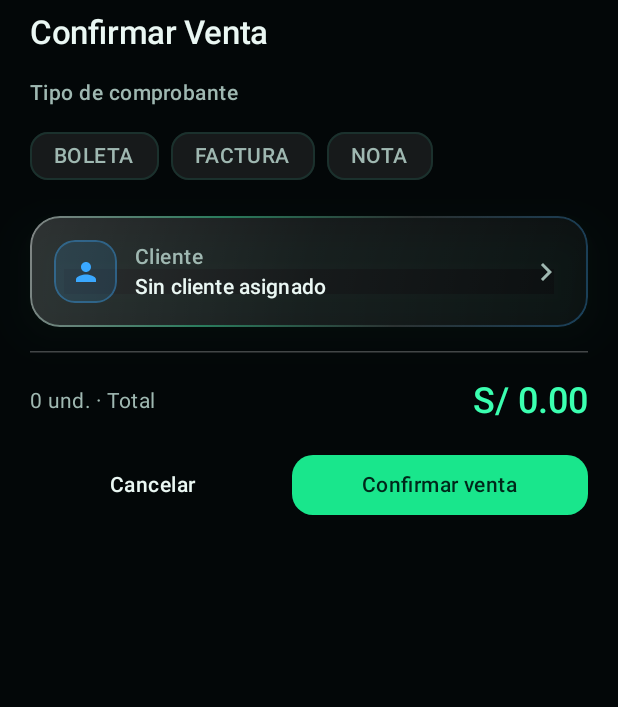
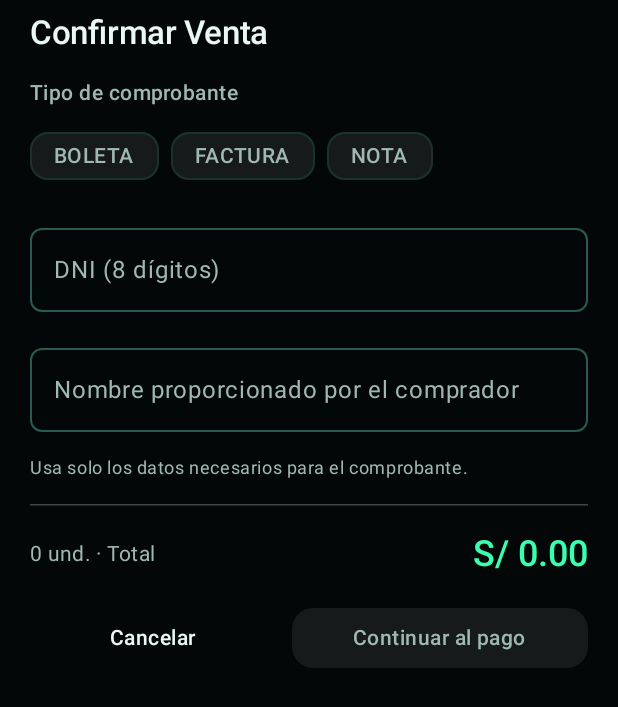
Before and after one commit to Jonas26-hash/app_maranatha_store, an Android app built with Jetpack Compose: the composable CheckoutVentaContent called with empty values, on a phone screen of 412 x 824 dp. Shown: the top 707 px of the screen. Run offline under Robolectric (Android 15) with nearby library versions, the phone set to English and light mode, and no system bars.

Commit message:
facturacion movil

```diff
--- a/shared/build.gradle.kts
+++ b/shared/build.gradle.kts
@@ -56,6 +56,7 @@ kotlin {
             implementation(libs.compose.ui.tooling)
             api(libs.koin.android)
             implementation(libs.ktor.client.okhttp)
+            implementation("com.google.zxing:core:3.5.3")
         }
 
         iosMain.dependencies {
--- a/shared/src/commonMain/kotlin/com/maranathastore/app/data/remote/HttpClientFactory.kt
+++ b/shared/src/commonMain/kotlin/com/maranathastore/app/data/remote/HttpClientFactory.kt
@@ -52,7 +52,7 @@ fun crearHttpClient(
     }
 
     install(Logging) {
-        level = LogLevel.INFO
+        level = LogLevel.NONE
         sanitizeHeader { header ->
             header.equals(HttpHeaders.Authorization, ignoreCase = true)
         }
--- a/shared/src/commonMain/kotlin/com/maranathastore/app/di/AppModule.kt
+++ b/shared/src/commonMain/kotlin/com/maranathastore/app/di/AppModule.kt
@@ -5,6 +5,7 @@ import com.maranathastore.app.data.tema.GestorTema
 import com.maranathastore.app.data.remote.AuthApi
 import com.maranathastore.app.data.remote.AuthRepositorioRemoto
 import com.maranathastore.app.data.remote.ClienteApi
+import com.maranathastore.app.data.remote.FacturacionApi
 import com.maranathastore.app.data.remote.MaranathaAiApi
 import com.maranathastore.app.data.remote.ProductoApi
 import com.maranathastore.app.data.remote.VentaApi
@@ -51,6 +52,7 @@ val dataModule = module {
     single { ClienteApi(get()) }
 
     single { VentaApi(get()) }
+    single { FacturacionApi(get()) }
     single<com.maranathastore.app.domain.venta.VentaRepository> { com.maranathastore.app.domain.venta.VentaRepositorioRemoto(get()) }
 
     single { MaranathaAiApi(get()) }
@@ -63,7 +65,7 @@ val presentationModule = module {
     viewModel { InventarioViewModel(get()) }
     viewModel { SalesViewModel() }
     viewModel { ClientesViewModel(get()) }
-    viewModel { NuevaVentaViewModel(get(), get(), get()) }
+    viewModel { NuevaVentaViewModel(get(), get<FacturacionApi>(), get()) }
     viewModel { HistorialVentasViewModel(get()) }
     viewModel { ReportesViewModel(get(), get()) }
     viewModel { MaranathaAIViewModel(get()) }
--- a/shared/src/commonMain/kotlin/com/maranathastore/app/presentation/ventas/NuevaVentaScreen.kt
+++ b/shared/src/commonMain/kotlin/com/maranathastore/app/presentation/ventas/NuevaVentaScreen.kt
@@ -6,6 +6,13 @@ import androidx.compose.animation.fadeOut
 import androidx.compose.animation.slideInVertically
 import androidx.compose.animation.slideOutVertically
 import androidx.compose.foundation.background
+import androidx.compose.foundation.rememberScrollState
+import androidx.compose.foundation.verticalScroll
+import androidx.compose.foundation.layout.imePadding
+import androidx.compose.material3.AlertDialog
+import com.maranathastore.app.data.remote.VentaDto
+import androidx.compose.material3.Checkbox
+import androidx.compose.material3.OutlinedTextField
 import androidx.compose.foundation.layout.Arrangement
 import androidx.compose.foundation.layout.Box
 import androidx.compose.foundation.layout.Column
@@ -88,6 +95,8 @@ fun NuevaVentaScreen() {
     var busqueda by remember { mutableStateOf("") }
     var productoParaCantidad by remember { mutableStateOf<Producto?>(null) }
     var mostrarCheckout by remember { mutableStateOf(false) }
+    var mostrarPago by remember { mutableStateOf(false) }
+    var comprobante by remember { mutableStateOf<VentaDto?>(null) }
     val snackbarHostState = remember { SnackbarHostState() }
     val scope = rememberCoroutineScope()
     val sheetState = rememberModalBottomSheetState(skipPartiallyExpanded = true)
@@ -96,6 +105,8 @@ fun NuevaVentaScreen() {
         when (val aviso = uiState.aviso) {
             is AvisoVentaUi.Exito -> {
                 mostrarCheckout = false
+                mostrarPago = false
+                comprobante = aviso.venta
                 snackbarHostState.showSnackbar(aviso.mensaje)
                 vm.limpiarAviso()
             }
@@ -331,15 +342,18 @@ fun NuevaVentaScreen() {
             dragHandle = { Box(Modifier.padding(vertical = 10.dp).size(width = 42.dp, height = 4.dp).background(LiquidGlass.Borde, RoundedCornerShape(2.dp))) }
         ) {
             CheckoutVentaContent(
-                clientes = uiState.clientes,
-                clienteId = uiState.clienteId,
+                estado = uiState,
                 tipoComprobante = uiState.tipoComprobante,
                 total = total,
                 unidades = unidades,
                 enviando = uiState.enviando,
-                onClienteChange = vm::setClienteId,
+                onDocumento = vm::setDocumento,
+                onNombre = vm::setNombre,
+                onDireccion = vm::setDireccionFiscal,
+                onConsultar = vm::consultarRuc,
+                onPago = vm::confirmarPago,
                 onTipoComprobanteChange = vm::setTipoComprobante,
-                onConfirmar = { vm.enviar() },
+                onConfirmar = { mostrarCheckout = false; mostrarPago = true },
                 onCancelar = {
                     if (!uiState.enviando) {
                         scope.launch { sheetState.hide() }.invokeOnCompletion { mostrarCheckout = false }
@@ -348,28 +362,57 @@ fun NuevaVentaScreen() {
             )
         }
     }
+    if (mostrarPago) {
+        AlertDialog(
+            onDismissRequest = { if (!uiState.enviando) { mostrarPago = false; vm.confirmarPago(false) } },
+            containerColor = LiquidGlass.SuperficieDialogo,
+            title = { Text("Confirmar pago", color = LiquidGlass.Texto) },
+            text = {
+                Column(verticalArrangement = Arrangement.spacedBy(12.dp)) {
+                    Text("Total S/ ${formatearMonto(total)}", color = LiquidGlass.VerdeNeon, style = MaterialTheme.typography.headlineSmall)
+                    Text("Efectivo", color = LiquidGlass.Texto)
+                    Row(verticalAlignment = Alignment.CenterVertically) {
+                        Checkbox(checked = uiState.pagoConfirmado, onCheckedChange = vm::confirmarPago, enabled = !uiState.enviando && !uiState.requiereRevision)
+                        Text("Confirmo que recibí el pago", color = LiquidGlass.Texto)
+                    }
+                    if (uiState.requiereRevision) Text("Revisa el historial antes de repetir la operación.", color = LiquidGlass.Peligro)
+                }
+            },
+            confirmButton = { Button(onClick = vm::enviar, enabled = uiState.pagoConfirmado && !uiState.enviando && !uiState.requiereRevision) { Text(if (uiState.enviando) "Registrando..." else "Confirmar venta") } },
+            dismissButton = { TextButton(enabled = !uiState.enviando, onClick = { mostrarPago = false; vm.confirmarPago(false); mostrarCheckout = true }) { Text("Volver") } }
+        )
+    }
+    comprobante?.let { venta -> SelectorComprobante(venta, onCerrar = { comprobante = null }, cargarEstado = vm::estadoFiscal, cargarComprobante = vm::comprobanteLocal) }
+
 }
 
 @Composable
 private fun CheckoutVentaContent(
-    clientes: List<ClienteDto>,
-    clienteId: Long?,
+    estado: NuevaVentaUiState,
     tipoComprobante: String,
     total: Double,
     unidades: Int,
     enviando: Boolean,
-    onClienteChange: (Long?) -> Unit,
+    onDocumento: (String) -> Unit,
+    onNombre: (String) -> Unit,
+    onDireccion: (String) -> Unit,
+    onConsultar: () -> Unit,
+    onPago: (Boolean) -> Unit,
     onTipoComprobanteChange: (String) -> Unit,
     onConfirmar: () -> Unit,
     onCancelar: () -> Unit
 ) {
-    var menuCliente by remember { mutableStateOf(false) }
-    val clienteSeleccionado = clientes.firstOrNull { it.id == clienteId }
+    val editable = !enviando && !estado.consultando && !estado.requiereRevision
+    val factura = tipoComprobante == "FACTURA"
+    val nota = tipoComprobante == "NOTA_PEDIDO"
+    val datosValidos = nota || (estado.documento.length == (if (factura) 11 else 8) && estado.nombre.isNotBlank())
 
     Column(
         modifier = Modifier
             .fillMaxWidth()
             .navigationBarsPadding()
+            .imePadding()
+            .verticalScroll(rememberScrollState())
             .padding(horizontal = 20.dp, vertical = 8.dp),
         verticalArrangement = Arrangement.spacedBy(16.dp)
     ) {
@@ -386,87 +429,41 @@ private fun CheckoutVentaContent(
                 color = LiquidGlass.TextoSuave
             )
             Row(horizontalArrangement = Arrangement.spacedBy(8.dp)) {
-                listOf("BOLETA", "FACTURA", "NOTA").forEach { tipo ->
+                listOf("BOLETA", "FACTURA", "NOTA_PEDIDO").forEach { tipo ->
                     GlassChip(
-                        label = tipo,
+                        label = if (tipo == "NOTA_PEDIDO") "NOTA" else tipo,
                         selected = tipoComprobante == tipo,
                         onClick = { if (!enviando) onTipoComprobanteChange(tipo) },
-                        enabled = !enviando
+                        enabled = editable
                     )
                 }
             }
         }
 
-        Box {
-            GlassCard(
-                modifier = Modifier.fillMaxWidth(),
-                onClick = { if (!enviando) menuCliente = true },
-                contentPadding = PaddingValues(16.dp)
-            ) {
-                Row(
-                    modifier = Modifier.fillMaxWidth(),
-                    verticalAlignment = Alignment.CenterVertically,
-                    horizontalArrangement = Arrangement.spacedBy(12.dp)
-                ) {
-                    GlassIconTile(
-                        icon = Icons.Default.Person,
-                        tint = LiquidGlass.Azul,
-                        container = LiquidGlass.Azul.copy(alpha = 0.12f),
-                        size = 42
-                    )
-                    Column(modifier = Modifier.weight(1f)) {
-                        Text(
-                            text = "Cliente",
-                            style = MaterialTheme.typography.labelLarge,
-                            color = LiquidGlass.TextoSuave
-                        )
-                        Text(
-                            text = clienteSeleccionado?.let {
-                                listOfNotNull(it.nombre, it.apellido)
-                                    .joinToString(" ")
-                                    .ifBlank { "Cliente #${it.id}" }
-                            } ?: "Sin cliente asignado",
-                            style = MaterialTheme.typography.titleSmall,
-                            color = LiquidGlass.Texto,
-                            maxLines = 1,
-                            overflow = TextOverflow.Ellipsis
-                        )
-                    }
-                    Icon(
-                        imageVector = Icons.Default.ChevronRight,
-                        contentDescription = null,
-                        tint = LiquidGlass.TextoSuave
-                    )
-                }
+        if (!nota) {
+            OutlinedTextField(value = estado.documento, onValueChange = onDocumento,
+                label = { Text(if (factura) "RUC (11 dígitos)" else "DNI (8 dígitos)") },
+                singleLine = true, enabled = editable, modifier = Modifier.fillMaxWidth(),
+                keyboardOptions = KeyboardOptions(keyboardType = KeyboardType.Number))
+            if (factura) {
+                Button(onClick = onConsultar, enabled = editable && estado.documento.length == 11,
+                    modifier = Modifier.fillMaxWidth()) { Text(if (estado.consultando) "Consultando..." else "Consultar RUC") }
             }
-
-            DropdownMenu(
-                expanded = menuCliente,
-                onDismissRequest = { menuCliente = false }
-            ) {
-                DropdownMenuItem(
-                    text = { Text("Sin cliente asignado") },
-                    onClick = {
-                        onClienteChange(null)
-                        menuCliente = false
-                    }
-                )
-                clientes.forEach { cliente ->
-                    DropdownMenuItem(
-                        text = {
-                            Text(
-                                listOfNotNull(cliente.nombre, cliente.apellido)
-                                    .joinToString(" ")
-                                    .ifBlank { "Cliente #${cliente.id}" }
-                            )
-                        },
-                        onClick = {
-                            onClienteChange(cliente.id)
-                            menuCliente = false
-                        }
-                    )
-                }
+            OutlinedTextField(value = estado.nombre, onValueChange = onNombre,
+                label = { Text(if (factura) "Razón social" else "Nombre proporcionado por el comprador") },
+                enabled = editable, modifier = Modifier.fillMaxWidth())
+            if (factura) {
+                OutlinedTextField(value = estado.direccionFiscal, onValueChange = onDireccion,
+                    label = { Text("Dirección fiscal") }, enabled = editable,
+                    modifier = Modifier.fillMaxWidth())
             }
+            Text("Usa solo los datos necesarios para el comprobante.", color = LiquidGlass.TextoSuave,
+                style = MaterialTheme.typography.bodySmall)
+        } else {
+            Text("Nota de pedido sin identificación adicional.", color = LiquidGlass.TextoSuave)
+        }
+        if (estado.requiereRevision) {
+            Text("Registro sin confirmar. Revisa el historial antes de repetir la operación.", color = LiquidGlass.Peligro)
         }
 
         HorizontalDivider(color = LiquidGlass.Borde.copy(alpha = 0.25f))
@@ -501,7 +498,7 @@ private fun CheckoutVentaContent(
             }
             Button(
                 onClick = onConfirmar,
-                enabled = !enviando,
+                enabled = editable && datosValidos,
                 colors = ButtonDefaults.buttonColors(
                     containerColor = LiquidGlass.Esmeralda,
                     contentColor = Color(0xFF00271A),
@@ -520,7 +517,7 @@ private fun CheckoutVentaContent(
                     Spacer(Modifier.width(10.dp))
                     Text("Emitiendo...")
                 } else {
-                    Text("Confirmar venta")
+                    Text("Continuar al pago")
                 }
             }
         }
```
Also changed, not shown: shared/src/androidMain/kotlin/com/maranathastore/app/presentation/ventas/ImpresionComprobante.kt (added, +61 -0 lines), shared/src/androidMain/kotlin/com/maranathastore/app/presentation/ventas/historial/QrEvidenciaBeta.kt (added, +27 -0 lines), shared/src/commonMain/kotlin/com/maranathastore/app/data/remote/FacturacionApi.kt (added, +16 -0 lines), shared/src/commonMain/kotlin/com/maranathastore/app/data/remote/VentaApi.kt (+39 -3 lines), shared/src/commonMain/kotlin/com/maranathastore/app/data/remote/VentaRequestDto.kt (+6 -1 lines), shared/src/commonMain/kotlin/com/maranathastore/app/presentation/ventas/NuevaVentaViewModel.kt (+81 -25 lines), shared/src/commonMain/kotlin/com/maranathastore/app/presentation/ventas/SelectorComprobante.kt (added, +65 -0 lines), shared/src/commonMain/kotlin/com/maranathastore/app/presentation/ventas/historial/EvidenciaBetaDialog.kt (added, +54 -0 lines), shared/src/commonMain/kotlin/com/maranathastore/app/presentation/ventas/historial/HistorialVentasScreen.kt (+26 -7 lines), shared/src/commonMain/kotlin/com/maranathastore/app/presentation/ventas/historial/HistorialVentasViewModel.kt (+20 -4 lines), 2 other files.
